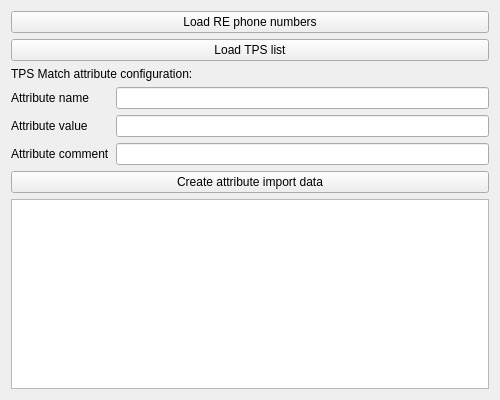
This is src/mainwindow.ui in JDeeth/TPS-Report as Qt 5 draws it before an edit. The edited form follows.
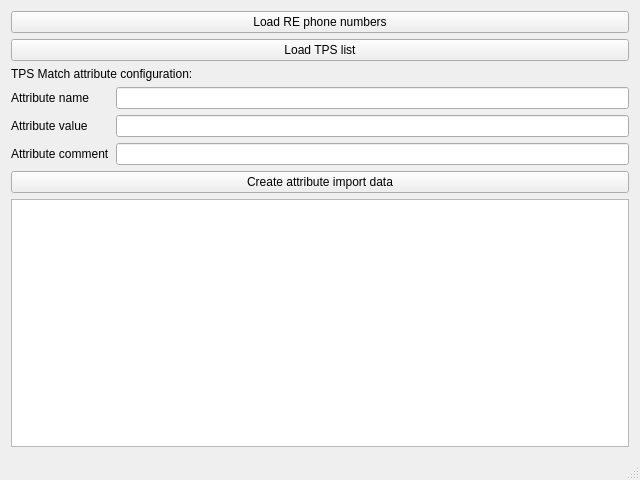
This is the edited form.

```diff
--- a/src/mainwindow.ui
+++ b/src/mainwindow.ui
@@ -6,8 +6,8 @@
    <rect>
     <x>0</x>
     <y>0</y>
-    <width>500</width>
-    <height>400</height>
+    <width>640</width>
+    <height>480</height>
    </rect>
   </property>
   <property name="windowTitle">
@@ -86,6 +86,7 @@
     </item>
    </layout>
   </widget>
+  <widget class="QStatusBar" name="statusBar"/>
  </widget>
  <layoutdefault spacing="6" margin="11"/>
  <resources/>
```
